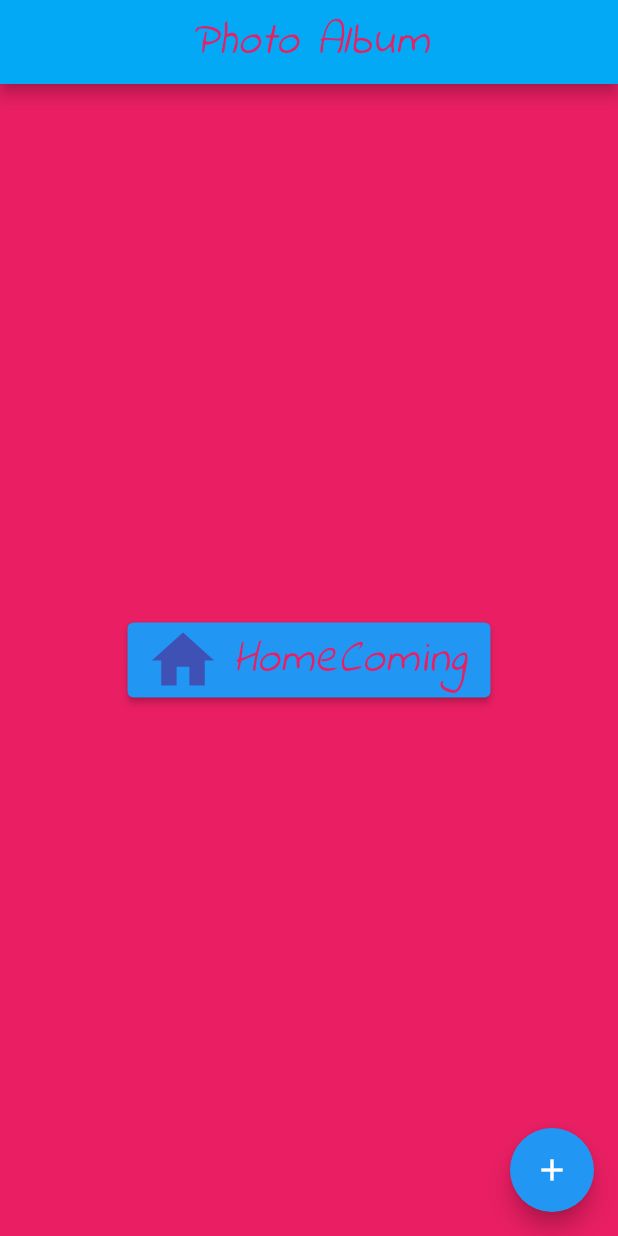
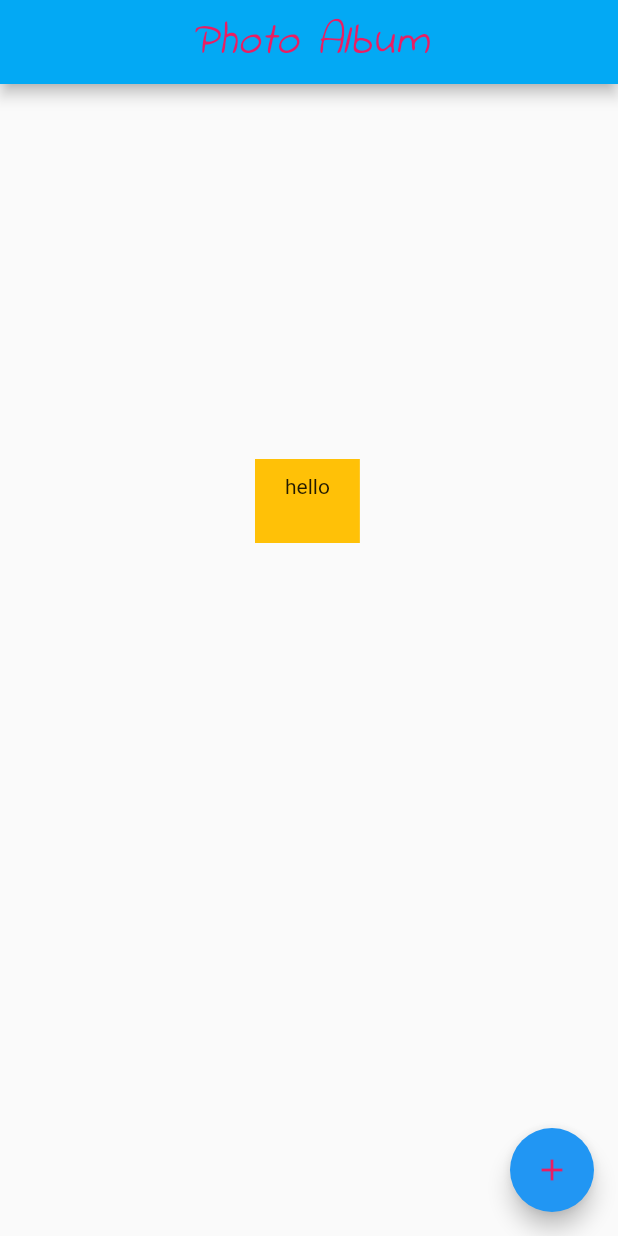
Before and after one commit to lodyne/fluttering, a Flutter app: the screen it shows after launch, on a phone screen of 412 x 824 dp. Run offline on Flutter 3.47's test engine with Material 2 defaults, Android fonts, the phone set to English and light mode, and no system bars.

Commit message:
feat(container) : use container Widget

```diff
--- a/newApp/lib/main.dart
+++ b/newApp/lib/main.dart
@@ -32,35 +32,42 @@ class HomePage extends StatelessWidget {
         //     image: AssetImage('images/bestyou.jpg'),
         //   ),
         // ),
-        body: Center(
-          child: ElevatedButton.icon(
-            onPressed: () {
-              print('clicked');
-            },
-            icon: const Icon(
-              Icons.home,
-              color: Colors.indigo,
-              size: 50.0,
-            ),
-            label: const Text(
-              "HomeComing",
-              style: TextStyle(
-                fontSize: 30.0,
-                fontStyle: FontStyle.italic,
-                fontFamily: 'IndieFlower',
-                letterSpacing: 0.5,
-                color: Colors.pink,
-              ),
-            ),
-          ),
+        body: Container(
+          color: Colors.amber,
+          padding: const EdgeInsets.fromLTRB(20, 10, 20, 30),
+          margin: const EdgeInsets.symmetric(horizontal: 170, vertical: 250),
+          child: const Text('hello'),
+
+          // child: ElevatedButton.icon(
+          //   onPressed: () {
+          //     print('clicked');
+          //   },
+          //   icon: const Icon(
+          //     Icons.home,
+          //     color: Colors.indigo,
+          //     size: 50.0,
+          //   ),
+          //   label: const Text(
+          //     "HomeComing",
+          //     style: TextStyle(
+          //       fontSize: 30.0,
+          //       fontStyle: FontStyle.italic,
+          //       fontFamily: 'IndieFlower',
+          //       letterSpacing: 0.5,
+          //       color: Colors.pink,
+          //     ),
+          //   ),
+          // ),
         ),
-        backgroundColor: Colors.pink,
+        // backgroundColor: Colors.pink,
         floatingActionButton: FloatingActionButton(
           onPressed: () {},
           child: IconButton(
               onPressed: () {},
+              color: Colors.lightBlueAccent,
               icon: const Icon(
                 Icons.add,
+                color: Colors.pink,
               )),
         ),
       ),
```
